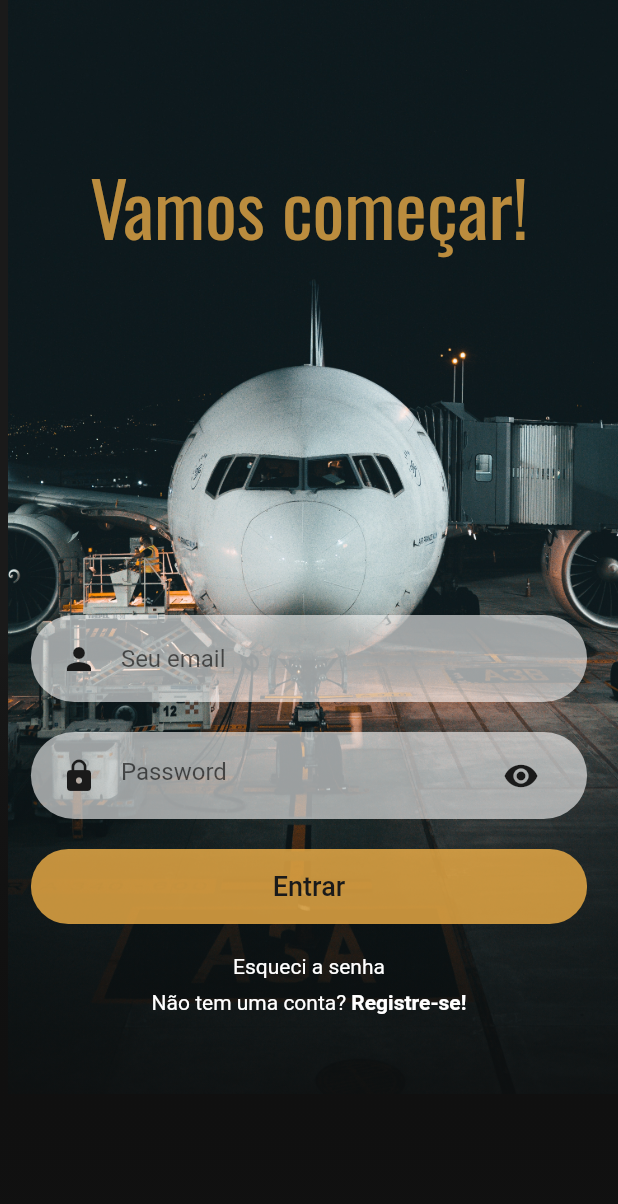
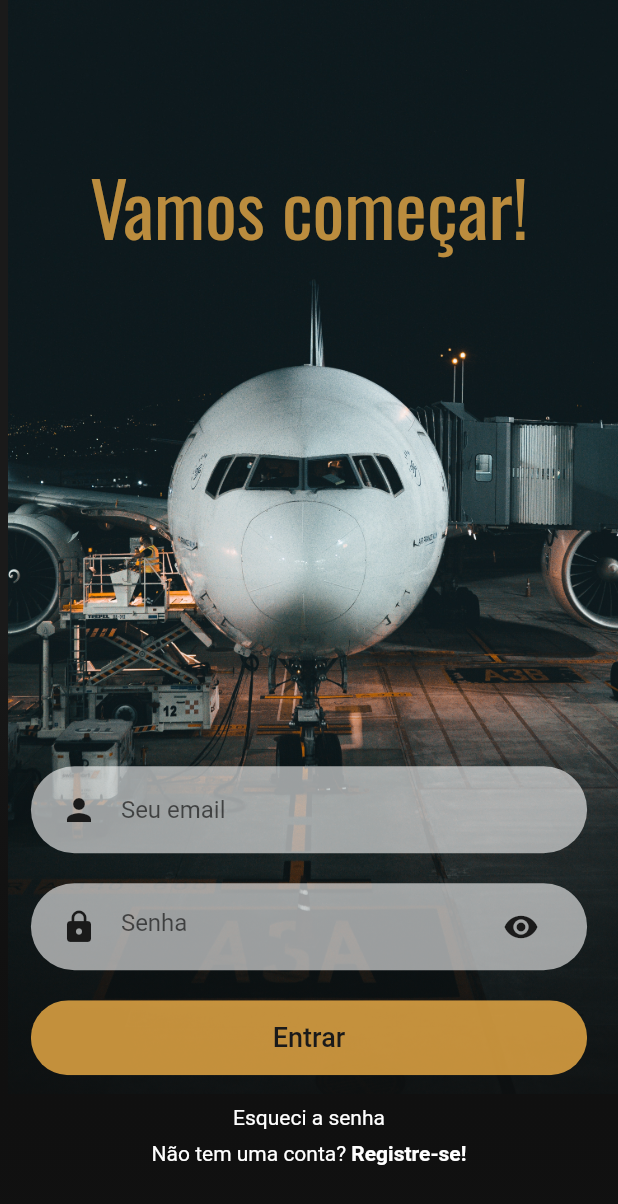
Before and after one commit to marcosmvgs/infoflight, a Flutter app: the screen it shows after launch, after a tap on "Login", on a phone screen of 412 x 824 dp. Shown: the top 1204 px of the screen. Run offline on Flutter 3.47's test engine with Material 2 defaults, Android fonts, the phone set to English and light mode, and no system bars; our stand-ins replace flutter_chips_input, flutter_form_builder; accounts and stored records are empty; network calls fail.

Commit message:
Implementando funcionalidades do Login

```diff
--- /dev/null
+++ b/lib/components/auth_form.dart
@@ -0,0 +1,95 @@
+import 'package:flutter/material.dart';
+import 'package:infoflight/components/already_have_an_account.dart';
+import 'package:infoflight/components/button_mockup.dart';
+import 'package:infoflight/components/rounded_input_field.dart';
+import 'package:infoflight/components/rounded_password_field.dart';
+import 'package:infoflight/core/models/auth_form_data.dart';
+
+class AuthForm extends StatefulWidget {
+  void Function(AuthFormData formData) onSubmit;
+  AuthForm({
+    Key? key,
+    required this.size,
+    required this.onSubmit,
+  }) : super(key: key);
+
+  final Size size;
+
+  @override
+  State<AuthForm> createState() => _AuthFormState();
+}
+
+class _AuthFormState extends State<AuthForm> {
+  final _formKey = GlobalKey<FormState>();
+  final _formData = AuthFormData();
+
+  void _submit() {
+    final isValid = _formKey.currentState?.validate() ?? false;
+
+    if (!isValid) return;
+    widget.onSubmit(_formData);
+  }
+
+  @override
+  Widget build(BuildContext context) {
+    return Form(
+      key: _formKey,
+      child: Column(
+        mainAxisAlignment: MainAxisAlignment.end,
+        children: [
+          RoundedInputField(
+            size: widget.size,
+            hintText: 'Seu email',
+            onChanged: (email) {
+              _formData.email = email;
+            },
+          ),
+          RoundedPasswordField(
+            labelText: _formData.isLogin ? 'Senha' : 'Digite uma Senha',
+            size: widget.size,
+            onChaged: (password) {
+              _formData.password = password;
+            },
+          ),
+          if (_formData.isSignup)
+            RoundedPasswordField(
+              labelText: 'Confirme a senha',
+              size: widget.size,
+              onChaged: (password) {
+                _formData.password = password;
+              },
+            ),
+          Container(
+            margin: const EdgeInsets.symmetric(vertical: 10),
+            width: widget.size.width * 0.9,
+            height: 50,
+            child: ButtonMockUp(
+              labelText: _formData.isLogin ? 'Entrar' : 'Cadastrar',
+              onPressed: _submit,
+              backColor: Theme.of(context)
+                  .colorScheme
+                  .secondaryContainer
+                  .withAlpha(195),
+            ),
+          ),
+          const SizedBox(height: 10),
+          GestureDetector(
+            onTap: () {},
+            child: const Text(
+              'Esqueci a senha',
+              style: TextStyle(color: Colors.white, fontSize: 14),
+            ),
+          ),
+          const SizedBox(height: 8),
+          AlreadyHaveAnAccountCheck(
+            press: () {
+              setState(() {
+                _formData.toggleAuthMode();
+              });
+            },
+          ),
+        ],
+      ),
+    );
+  }
+}
--- a/lib/components/rounded_input_field.dart
+++ b/lib/components/rounded_input_field.dart
@@ -7,7 +7,7 @@ class RoundedInputField extends StatelessWidget {
   final ValueChanged<String> onChanged;
   final Size size;
 
-  const RoundedInputField({
+  RoundedInputField({
     Key? key,
     required this.size,
     required this.hintText,
@@ -15,11 +15,21 @@ class RoundedInputField extends StatelessWidget {
     required this.onChanged,
   }) : super(key: key);
 
+  final RegExp regExp = RegExp(
+      r"^[a-zA-Z0-9.!#$%&'*+/=?^_`{|}~-]+@[a-zA-Z0-9-]+(?:\.[a-zA-Z0-9-]+)*$");
+
   @override
   Widget build(BuildContext context) {
     return TextFieldContainer(
       size: size,
       child: TextFormField(
+        validator: (email_) {
+          final email = email_ ?? '';
+          if (!regExp.hasMatch(email)) {
+            return 'Email inválido';
+          }
+          return null;
+        },
         onChanged: onChanged,
         decoration: InputDecoration(
             icon: Icon(
--- a/lib/components/rounded_password_field.dart
+++ b/lib/components/rounded_password_field.dart
@@ -1,32 +1,55 @@
 import 'package:flutter/material.dart';
 import 'package:infoflight/components/textfield_container.dart';
 
-class RoundedPasswordField extends StatelessWidget {
+class RoundedPasswordField extends StatefulWidget {
   final ValueChanged<String> onChaged;
+  final String labelText;
   const RoundedPasswordField({
     Key? key,
     required this.size,
     required this.onChaged,
+    required this.labelText,
   }) : super(key: key);
 
   final Size size;
 
   @override
+  State<RoundedPasswordField> createState() => _RoundedPasswordFieldState();
+}
+
+class _RoundedPasswordFieldState extends State<RoundedPasswordField> {
+  bool _obscureText = true;
+
+  @override
   Widget build(BuildContext context) {
     return TextFieldContainer(
-        size: size,
-        child: TextField(
-          onChanged: onChaged,
-          obscureText: true,
+        size: widget.size,
+        child: TextFormField(
+          validator: (password_) {
+            final password = password_ ?? '';
+            if (password.trim().length < 6) {
+              return 'Senha deve ter no mínimo 6 caracteres';
+            }
+            return null;
+          },
+          onChanged: widget.onChaged,
+          obscureText: _obscureText,
           decoration: InputDecoration(
-            hintText: 'Password',
+              hintText: widget.labelText,
               border: InputBorder.none,
               icon: Icon(
                 Icons.lock,
                 color: Theme.of(context).scaffoldBackgroundColor,
               ),
-              suffixIcon: Icon(Icons.visibility,
-                  color: Theme.of(context).scaffoldBackgroundColor)),
+              suffixIcon: GestureDetector(
+                onTap: (() {
+                  setState(() {
+                    _obscureText = !_obscureText;
+                  });
+                }),
+                child: Icon(Icons.visibility,
+                    color: Theme.of(context).scaffoldBackgroundColor),
+              )),
         ));
   }
 }
--- /dev/null
+++ b/lib/core/models/app_user.dart
@@ -0,0 +1,11 @@
+class AppUser {
+  final String id;
+  final String name;
+  final String email;
+
+  const AppUser({
+    required this.id,
+    required this.name,
+    required this.email,
+  });
+}
--- a/lib/main.dart
+++ b/lib/main.dart
@@ -5,7 +5,7 @@ import 'package:infoflight/core/models/selected_products_list.dart';
 import 'package:infoflight/screens/airfield_info_screen.dart';
 import 'package:infoflight/screens/create_flight_screen.dart';
 import 'package:infoflight/screens/homepage_sceen.dart';
-import 'package:infoflight/screens/login_screen.dart';
+import 'package:infoflight/screens/auth_screen.dart';
 import 'package:infoflight/screens/onboard_screen.dart';
 import 'package:infoflight/screens/profile_seetings_screen.dart';
 import 'package:infoflight/utils/app_routes.dart';
@@ -73,7 +73,7 @@ class MyApp extends StatelessWidget {
               const ProfileSettingsScreen(),
           AppRoutes.AIRFIELD_INFO: (context) => const AirfieldInforScreen(),
           AppRoutes.ONBOARD: (context) => const OnboardScreen(),
-          AppRoutes.LOGIN: (context) => const LoginScreen(),
+          AppRoutes.LOGIN: (context) => const AuthScreen(),
         },
       ),
     );
--- /dev/null
+++ b/lib/screens/auth_screen.dart
@@ -0,0 +1,111 @@
+import 'package:flutter/material.dart';
+import 'package:infoflight/components/auth_form.dart';
+import 'package:infoflight/core/models/auth_form_data.dart';
+import 'package:infoflight/core/services/auth_service.dart';
+
+class AuthScreen extends StatefulWidget {
+  const AuthScreen({super.key});
+
+  @override
+  State<AuthScreen> createState() => _AuthScreenState();
+}
+
+class _AuthScreenState extends State<AuthScreen> {
+  bool _isLoading = false;
+
+  Future<void> _handleSubmit(AuthFormData formData) async {
+    try {
+      if (!mounted) return;
+      setState(() {
+        _isLoading = true;
+      });
+      if (formData.isLogin) {
+        await AuthService().login(
+          formData.email,
+          formData.password,
+        );
+      } else {
+        await AuthService().signup(
+          formData.name,
+          formData.email,
+          formData.password,
+        );
+      }
+    } catch (error) {
+      // Tratar erro
+    } finally {
+      if (!mounted) return;
+      setState(() {
+        _isLoading = false;
+      });
+    }
+  }
+
+  @override
+  Widget build(BuildContext context) {
+    final size = MediaQuery.of(context).size;
+    return Scaffold(
+      body: Stack(
+        alignment: Alignment.center,
+        children: [
+          Positioned(
+            bottom: 95,
+            left: 5,
+            width: size.width + 5,
+            height: size.height,
+            child: Image.asset(
+              'assets/images/login_image.jpg',
+              fit: BoxFit.cover,
+            ),
+          ),
+          Positioned(
+              width: size.width,
+              height: size.height * 0.5,
+              bottom: 0,
+              child: Container(
+                decoration: const BoxDecoration(
+                    gradient: LinearGradient(
+                  colors: [
+                    Color.fromARGB(0, 0, 0, 0),
+                    Color.fromARGB(255, 17, 17, 17),
+                  ],
+                  begin: Alignment(0, -1),
+                  end: Alignment(0, 1),
+                )),
+              )),
+          Positioned(
+            top: 100,
+            child: Text(
+              "Vamos começar!",
+              style: TextStyle(
+                fontFamily: 'Oswald',
+                color: Theme.of(context)
+                    .colorScheme
+                    .secondaryContainer
+                    .withAlpha(185),
+                fontSize: 50,
+              ),
+            ),
+          ),
+          Positioned(
+              top: 200,
+              height: size.height * 0.7,
+              child: AuthForm(
+                onSubmit: _handleSubmit,
+                size: size,
+              )),
+          if (_isLoading)
+            Container(
+              decoration:
+                  const BoxDecoration(color: Color.fromRGBO(0, 0, 0, 0.5)),
+              child: Center(
+                child: RefreshProgressIndicator(
+                  color: Theme.of(context).colorScheme.secondaryContainer,
+                ),
+              ),
+            )
+        ],
+      ),
+    );
+  }
+}
--- a/lib/screens/login_screen.dart
+++ /dev/null
@@ -1,113 +0,0 @@
-import 'dart:developer';
-
-import 'package:flutter/material.dart';
-import 'package:infoflight/components/already_have_an_account.dart';
-import 'package:infoflight/components/button_mockup.dart';
-import 'package:infoflight/components/rounded_input_field.dart';
-import 'package:infoflight/components/rounded_password_field.dart';
-
-class LoginScreen extends StatefulWidget {
-  const LoginScreen({super.key});
-
-  @override
-  State<LoginScreen> createState() => _LoginScreenState();
-}
-
-class _LoginScreenState extends State<LoginScreen> {
-  @override
-  Widget build(BuildContext context) {
-    final size = MediaQuery.of(context).size;
-
-    return Scaffold(
-      resizeToAvoidBottomInset: false,
-      body: Stack(
-        alignment: Alignment.center,
-        children: [
-          Positioned(
-            bottom: 95,
-            left: 5,
-            width: size.width + 5,
-            height: size.height,
-            child: Image.asset(
-              'assets/images/login_image.jpg',
-              fit: BoxFit.cover,
-            ),
-          ),
-          Positioned(
-              width: size.width,
-              height: size.height * 0.5,
-              bottom: 0,
-              child: Container(
-                decoration: const BoxDecoration(
-                    gradient: LinearGradient(
-                  colors: [
-                    Color.fromARGB(0, 0, 0, 0),
-                    Color.fromARGB(255, 17, 17, 17),
-                  ],
-                  begin: Alignment(0, -1),
-                  end: Alignment(0, 1),
-                )),
-              )),
-          Positioned(
-            top: 100,
-            child: Text(
-              "Vamos começar!",
-              style: TextStyle(
-                fontFamily: 'Oswald',
-                color: Theme.of(context)
-                    .colorScheme
-                    .secondaryContainer
-                    .withAlpha(185),
-                fontSize: 50,
-              ),
-            ),
-          ),
-          Positioned(
-              top: 400,
-              child: Column(
-                children: [
-                  RoundedInputField(
-                    size: size,
-                    hintText: 'Seu email',
-                    onChanged: (email) {},
-                  ),
-                  RoundedPasswordField(
-                    size: size,
-                    onChaged: (password) {},
-                  ),
-                  Container(
-                    margin: const EdgeInsets.symmetric(vertical: 10),
-                    //padding: const EdgeInsets.symmetric(horizontal: 20, vertical: 5),
-                    width: size.width * 0.9,
-                    height: 50,
-                    child: ButtonMockUp(
-                      labelText: 'Entrar',
-                      onPressed: () {},
-                      backColor: Theme.of(context)
-                          .colorScheme
-                          .secondaryContainer
-                          .withAlpha(195),
-                    ),
-                  ),
-                  const SizedBox(height: 10),
-                  GestureDetector(
-                    onTap: () {},
-                    child: const Text(
-                      'Esqueci a senha',
-                      style: TextStyle(color: Colors.white, fontSize: 14),
-                    ),
-                  ),
-                  const SizedBox(height: 8),
-                  AlreadyHaveAnAccountCheck(
-                    press: () {
-                      setState(() {
-                      });
-                    },
-                  ),
-                ],
-              )),
-        ],
-      ),
-    );
-  }
-}
```
Also changed, not shown: lib/core/services/auth_mock_service.dart (added, +59 -0 lines), lib/core/services/auth_service.dart (added, +24 -0 lines).
